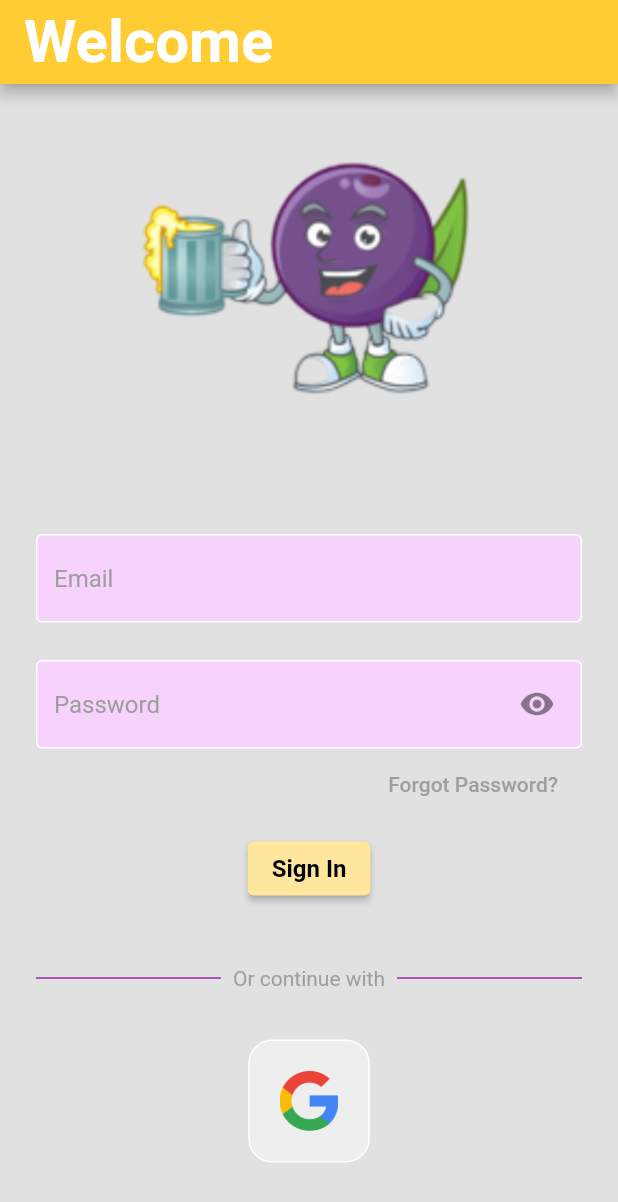
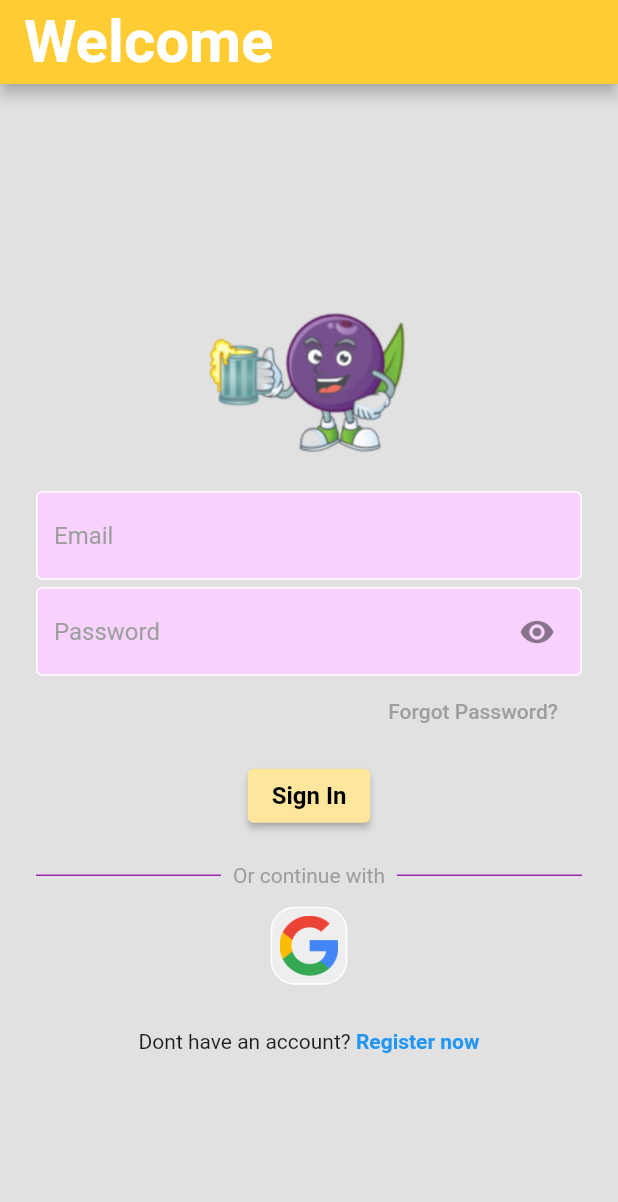
Before and after one commit to biiggman/aacai, a Flutter app: the screen it shows after launch, on a phone screen of 412 x 824 dp. Shown: the top 1202 px of the screen. Run offline on Flutter 3.47's test engine with Material 2 defaults, Android fonts, the phone set to English and light mode, and no system bars; our stand-ins replace camera, firebase_auth, firebase_core, flutter_pw_validator, google_sign_in, settings_ui; accounts and stored records are empty.

Commit message:
login page-resize

```diff
--- a/lib/login_page.dart
+++ b/lib/login_page.dart
@@ -72,13 +72,10 @@ class _LoginPageState extends State<LoginPage> {
                         mainAxisAlignment: MainAxisAlignment.center,
                         children: [
                           //logo--add image to assets folder and call
-                          const Padding(
-                            padding: EdgeInsets.only(bottom: 50),
-                            child: Image(
+                          const Image(
                             image: AssetImage("assets/berrywithbeer.png"),
-                              height: 250,
-                              width: 250,
-                            ),
+                            height: 150,
+                            width: 150,
                           ),
                           Form(
                             key: _formKey,
@@ -113,7 +110,7 @@ class _LoginPageState extends State<LoginPage> {
                                           255, 246, 210, 253),
                                       filled: true),
                                 ),
-                                const SizedBox(height: 25),
+                                const SizedBox(height: 5),
                                 //password textfield
                                 TextFormField(
                                   controller: _passwordTextController,
@@ -161,10 +158,7 @@ class _LoginPageState extends State<LoginPage> {
                                       filled: true),
                                 ),
                                 //forgot password button
-                                Padding(
-                                  padding:
-                                      const EdgeInsets.symmetric(horizontal: 0),
-                                  child: Row(
+                                Row(
                                   mainAxisAlignment: MainAxisAlignment.end,
                                   children: [
                                     MaterialButton(
@@ -182,7 +176,6 @@ class _LoginPageState extends State<LoginPage> {
                                       ),
                                     ),
                                   ],
-                                  ),
                                 ),
                                 _isProcessing
                                     ? const CircularProgressIndicator()
@@ -241,7 +234,7 @@ class _LoginPageState extends State<LoginPage> {
                                           ),
                                         ],
                                       ),
-                                const SizedBox(height: 25),
+                                const SizedBox(height: 5),
                                 //or continue with row
                                 Row(
                                   children: const [
@@ -266,7 +259,7 @@ class _LoginPageState extends State<LoginPage> {
                                     ),
                                   ],
                                 ),
-                                const SizedBox(height: 25),
+                                const SizedBox(height: 5),
                                 //google sign in button
                                 Row(
                                   mainAxisAlignment: MainAxisAlignment.center,
@@ -294,7 +287,7 @@ class _LoginPageState extends State<LoginPage> {
                                         }
                                       },
                                       child: Container(
-                                        padding: EdgeInsets.all(20),
+                                        padding: EdgeInsets.all(5),
                                         decoration: BoxDecoration(
                                           border: Border.all(
                                             color: Colors.white,
@@ -312,7 +305,7 @@ class _LoginPageState extends State<LoginPage> {
                                     ),
                                   ],
                                 ),
-                                const SizedBox(height: 50),
+                                const SizedBox(height: 30),
                                 //register now
                                 GestureDetector(
                                   onTap: () {
```
Lines whose indentation alone changed are shown as unchanged.
